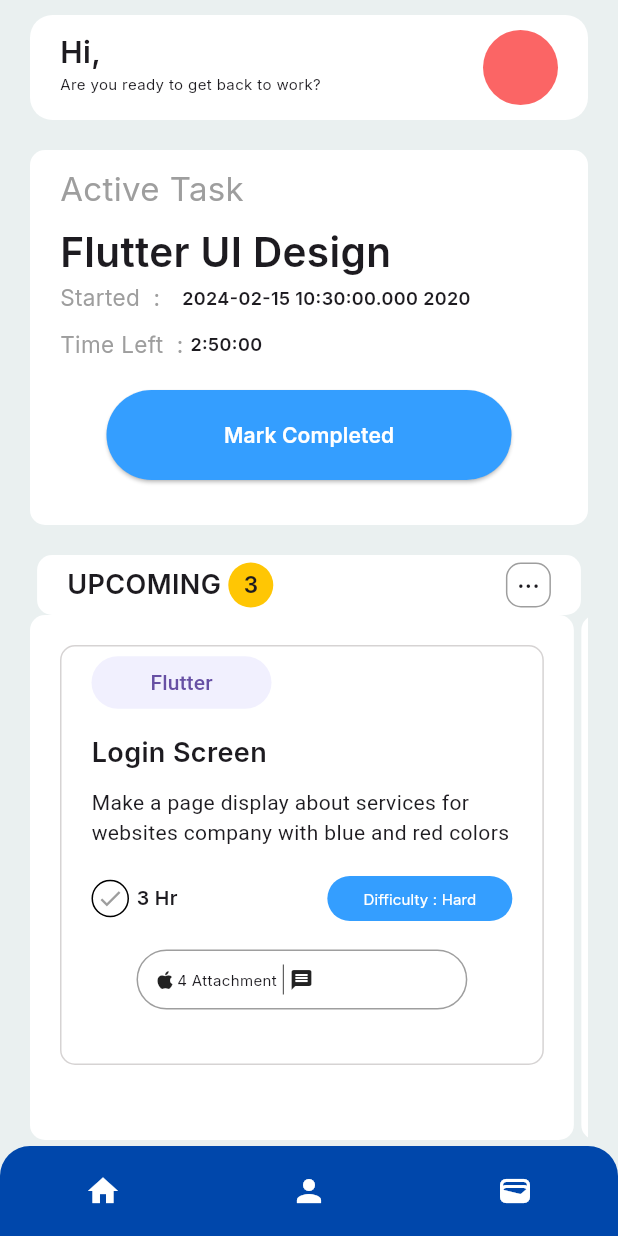
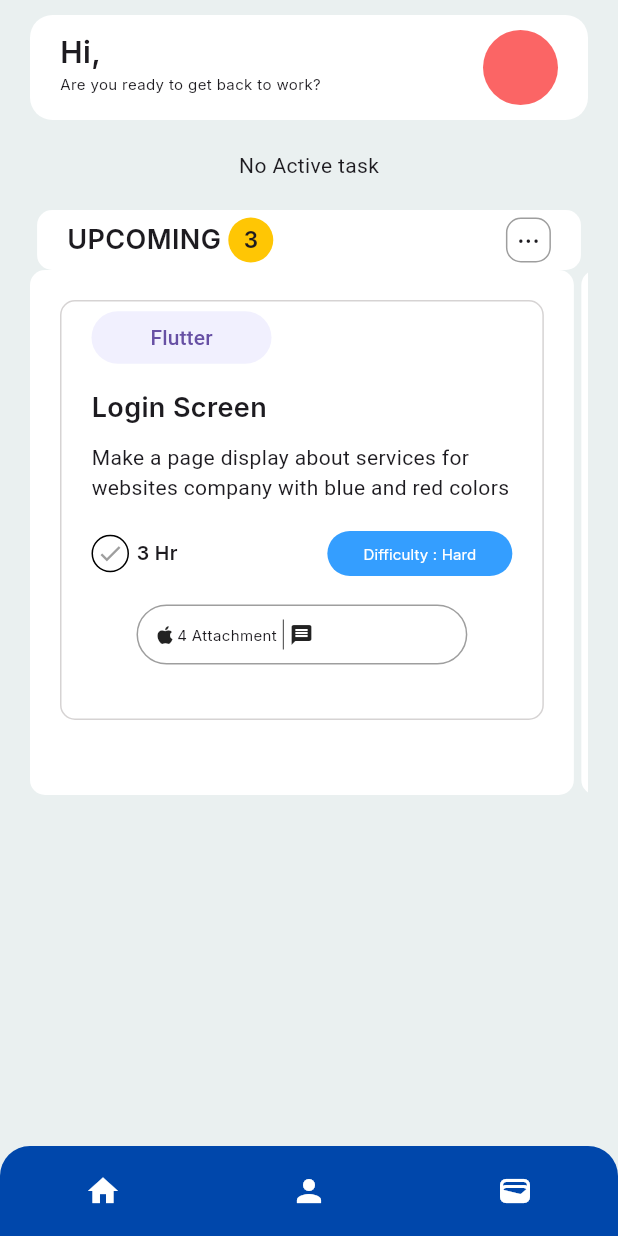
Before and after one commit to asfand124/ui_design, a Flutter app: the Home screen opened directly, on a phone screen of 412 x 824 dp. Run offline on Flutter 3.47's test engine with Material 3 defaults, Android fonts, the phone set to English and light mode, and no system bars; our stand-ins replace cloud_firestore, firebase_auth, firebase_core, google_fonts, toggle_switch; accounts and stored records are empty.

Commit message:
just home things

```diff
--- a/lib/component/Task.dart
+++ b/lib/component/Task.dart
@@ -1,3 +1,4 @@
+import 'package:cloud_firestore/cloud_firestore.dart';
 import 'package:flutter/material.dart';
 import 'package:google_fonts/google_fonts.dart';
 import 'package:ui_design/screen/user/Home.dart';
@@ -5,15 +6,15 @@ import 'package:ui_design/screen/Login.dart';
 import 'package:toggle_switch/toggle_switch.dart';
 
 class Task extends StatefulWidget {
-  final start;
-  final date;
+  final title;
+  final time;
   final month;
   final year;
   final endtime;
   const Task({
     super.key,
-    required this.start,
-    required this.date,
+    required this.title,
+    required this.time,
     required this.month,
     required this.year,
     required this.endtime,
@@ -58,7 +59,7 @@ class _TaskState extends State<Task> {
               height: 8,
             ),
             Text(
-              'Flutter UI Design',
+              '${widget.title}',
               style: TextStyle(
                 fontSize: 27,
                 fontWeight: FontWeight.w600,
@@ -68,7 +69,7 @@ class _TaskState extends State<Task> {
             Row(
               children: [
                 Text(
-                  'Started  : ',
+                  'titleed  : ',
                   style: TextStyle(
                       fontSize: 15,
                       fontWeight: FontWeight.w400,
@@ -76,7 +77,7 @@ class _TaskState extends State<Task> {
                       color: Colors.grey),
                 ),
                 Text(
-                  widget.start,
+                  widget.title,
                   style: TextStyle(
                     fontSize: 12,
                     fontWeight: FontWeight.w600,
@@ -87,7 +88,7 @@ class _TaskState extends State<Task> {
                   width: 10,
                 ),
                 Text(
-                  "${widget.date}",
+                  "",
                   style: TextStyle(
                     fontSize: 12,
                     fontWeight: FontWeight.w600,
@@ -125,7 +126,7 @@ class _TaskState extends State<Task> {
                         color: Colors.grey),
                   ),
                   Text(
-                    widget.endtime,
+                    (widget.endtime),
                     style: TextStyle(
                       fontSize: 12,
                       fontWeight: FontWeight.w600,
--- a/lib/screen/user/Home.dart
+++ b/lib/screen/user/Home.dart
@@ -19,7 +19,7 @@ class Home extends StatefulWidget {
 class _HomeState extends State<Home> {
   Map<String, dynamic> userDetails = {};
   Map<String, dynamic> activeTask = {};
-  bool isTaskActive = true;
+  bool isTaskActive = false;
 
   @override
   void initState() {
@@ -41,10 +41,11 @@ class _HomeState extends State<Home> {
         userDetails = response.data()!;
       });
       print(response.data());
-      if (response.data()!['activeTask'] != null ||
+      if (response.data()!['activeTask'] != null &&
           response.data()!['activeTask'] != "") {
         print('ppp');
         print(response.data()!['activeTask']);
+
         getAtiveTask(response.data()!['activeTask']);
       }
     });
@@ -59,6 +60,10 @@ class _HomeState extends State<Home> {
       setState(() {
         activeTask = {...response.data()!, "id": response.id};
         // activeTask[id] = response.id;
+        isTaskActive = true;
+        print("===========================");
+        print(response.data()!['assignedAt']);
+        print("===========================");
       });
     });
     print(activeTask);
@@ -128,11 +133,11 @@ class _HomeState extends State<Home> {
                 ),
                 isTaskActive
                     ? Task(
-                        start: activeTask['Title'],
-                        date: activeTask['id'],
-                        month: (activeTask['assignedAt'] as Timestamp).toDate(),
+                        title: activeTask['Title'],
+                        time: activeTask['assignedAt'],
+                        month: "hghg",
                         year: ' 2020',
-                        endtime: '2:50:00')
+                        endtime: activeTask['id'])
                     : Center(
                         child: Text("No Active task"),
                       ),
```
Also changed, not shown: 4 other files.
